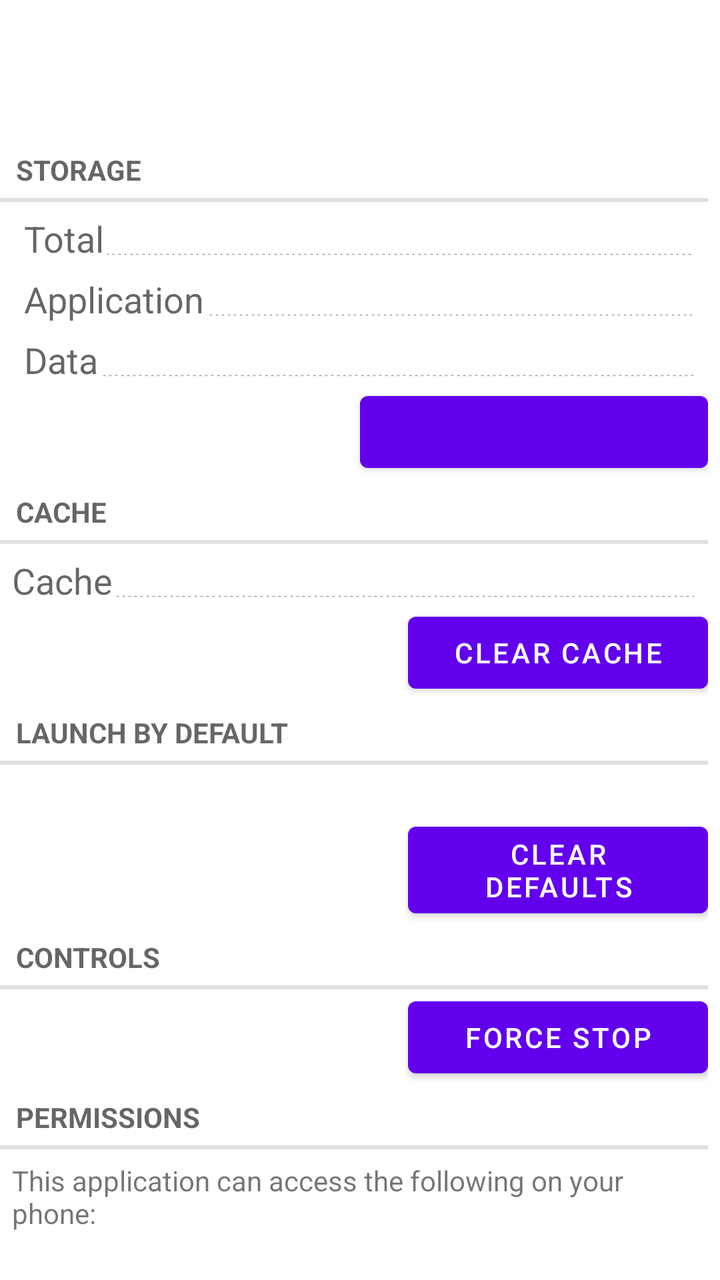
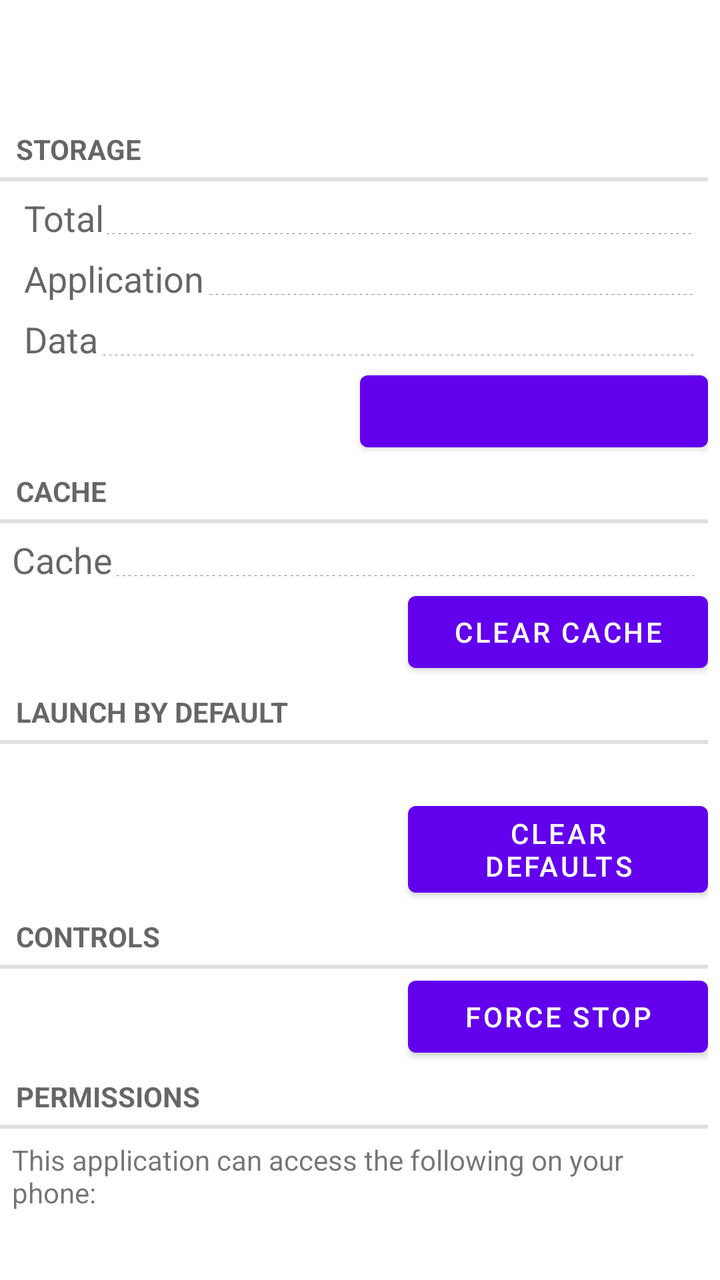

Before-and-after screenshots of an Android layout around one commit, followed by the original layout XML and the change that was made.
<!-- AndroidManifest.xml: fallback theme Theme.MaterialComponents.DayNight.NoActionBar -->
<!-- res/layout/installed_app_details.xml -->
<?xml version="1.0" encoding="utf-8"?>
<ScrollView
    xmlns:android="http://schemas.android.com/apk/res/android"
    android:layout_width="fill_parent"
    android:layout_height="fill_parent">
    <LinearLayout
        android:id="@+id/all_details"
        android:layout_width="fill_parent"
        android:layout_height="fill_parent"
        android:paddingRight="6dip"
        android:paddingTop="5dip"
        android:paddingBottom="5dip"
        android:orientation="vertical">
        <include
            layout="@layout/manage_applications_item"
            android:id="@+id/app_snippet"/>

        <TextView
            style="?android:attr/listSeparatorTextViewStyle"
            android:text="@string/storage_label" />

        <LinearLayout
            android:layout_width="fill_parent"
            android:layout_height="wrap_content"
            android:paddingLeft="6dip"
            android:orientation="vertical">
            <LinearLayout
                android:layout_width="fill_parent"
                android:layout_height="wrap_content"
                android:orientation="horizontal"
                android:baselineAligned="true"
                android:paddingTop="-1dip">
                <TextView
                    android:id="@+id/total_size_prefix"
                    android:text="@string/total_size_label"
                    android:textAppearance="?android:attr/textAppearanceMedium"
                    android:layout_height="wrap_content"
                    android:layout_width="wrap_content"
                    android:maxLines="1"
                    android:paddingTop="6dip"
                    android:paddingLeft="6dip"/>

                <ImageView
                    android:id="@+id/info_size_dots"
                    android:src="@drawable/dotted_line_480px"
                    android:layout_width="0dip"
                    android:layout_weight="1"
                    android:layout_height="1px"
                    android:layout_gravity="bottom"
                    android:layout_marginLeft="1dip"
                    android:layout_marginRight="1dip"
                    android:layout_marginBottom="4dip"
                    android:scaleType="center" />
                <TextView
                    android:id="@+id/total_size_text"
                    android:paddingTop="6dip"
                    android:paddingRight="6dip"
                    android:textAppearance="?android:attr/textAppearanceMedium"
                    android:layout_height="wrap_content"
                    android:layout_width="wrap_content"
                    android:maxLines="1" />

            </LinearLayout>
            <LinearLayout
                android:layout_width="fill_parent"
                android:layout_height="wrap_content"
                android:orientation="horizontal"
                android:baselineAligned="true"
                android:paddingTop="-1dip">
                <TextView
                    android:id="@+id/application_size_prefix"
                    android:text="@string/application_size_label"
                    android:textAppearance="?android:attr/textAppearanceMedium"
                    android:layout_height="wrap_content"
                    android:layout_width="wrap_content"
                    android:maxLines="1"
                    android:paddingTop="6dip"
                    android:paddingLeft="6dip"/>
                <ImageView
                    android:id="@+id/info_size_dots"
                    android:src="@drawable/dotted_line_480px"
                    android:layout_width="0dip"
                    android:layout_weight="1"
                    android:layout_height="1px"
                    android:layout_gravity="bottom"
                    android:layout_marginLeft="1dip"
                    android:layout_marginRight="1dip"
                    android:layout_marginBottom="4dip"
                    android:scaleType="center" />
                <TextView
                    android:id="@+id/application_size_text"
                    android:textAppearance="?android:attr/textAppearanceMedium"
                    android:paddingTop="6dip"
                    android:paddingRight="6dip"
                    android:layout_height="wrap_content"
                    android:layout_width="wrap_content"
                    android:maxLines="1" />

            </LinearLayout>
            <LinearLayout
                android:id="@+id/info_size"
                android:layout_width="fill_parent"
                android:layout_height="wrap_content"
                android:orientation="horizontal"
                android:baselineAligned="true"
                android:paddingTop="-1dip">
                <TextView
                    android:id="@+id/data_size_prefix"
                    android:text="@string/data_size_label"
                    android:textAppearance="?android:attr/textAppearanceMedium"
                    android:layout_height="wrap_content"
                    android:layout_width="wrap_content"
                    android:maxLines="1"
                    android:paddingTop="6dip"
                    android:paddingLeft="6dip"/>
                <ImageView
                    android:id="@+id/info_size_dots"
                    android:src="@drawable/dotted_line_480px"
                    android:layout_width="0dip"
                    android:layout_weight="1"
                    android:layout_height="1px"
                    android:layout_gravity="bottom"
                    android:layout_marginLeft="1dip"
                    android:layout_marginRight="1dip"
                    android:layout_marginBottom="4dip"
                    android:scaleType="center" />
                <TextView
                    android:id="@+id/data_size_text"
                    android:textAppearance="?android:attr/textAppearanceMedium"
                    android:paddingTop="6dip"
                    android:paddingRight="6dip"
                    android:layout_height="wrap_content"
                    android:layout_width="wrap_content"
                    android:maxLines="1" />

            </LinearLayout>
            
            <LinearLayout
                android:layout_width="fill_parent"
                android:layout_height="wrap_content"
                android:gravity="bottom"
                android:orientation="horizontal">
                <Button
                    android:id="@+id/manage_space_button"
                    android:text="@string/manage_space_text"
                    android:visibility="invisible"
                    android:layout_width="150dip"
                    android:paddingLeft="6dip"
                    android:layout_gravity="left"
                    android:layout_weight="0.4"
                    android:layout_height="wrap_content"/>
                
                <View
                    android:id="@+id/buttons_spacer_left"
                    android:layout_width="0dip"
                    android:layout_height="wrap_content"
                    android:layout_weight="0.2"
                    android:visibility="gone" />
 
                <Button
                    android:id="@+id/uninstall_button"
                    android:layout_width="150dip"
                    android:paddingRight="6dip"
                    android:layout_gravity="right"
                    android:layout_weight="0.4"
                    android:layout_height="wrap_content"/>
            </LinearLayout>
        </LinearLayout>

        
        <RelativeLayout
            android:id="@+id/cache_panel"
            android:layout_width="fill_parent"
            android:layout_height="wrap_content" >
            <TextView
                android:id="@+id/cache_header"
                style="?android:attr/listSeparatorTextViewStyle"
                android:text="@string/cache_header_label" />
            <LinearLayout
                android:id="@+id/cache_size"
                android:layout_width="fill_parent"
                android:layout_height="wrap_content"
                android:orientation="horizontal"
                android:baselineAligned="true"
                android:layout_below="@id/cache_header"
                android:paddingTop="-1dip">
                <TextView
                    android:text="@string/cache_size_label"
                    android:layout_height="wrap_content"
                    android:layout_width="wrap_content"
                    android:maxLines="1"
                    android:textAppearance="?android:attr/textAppearanceMedium"
                    android:paddingTop="6dip"
                    android:gravity="center_vertical"
                    android:paddingLeft="6dip"/>
                <ImageView
                    android:src="@drawable/dotted_line_480px"
                    android:layout_width="0dip"
                    android:layout_weight="1"
                    android:layout_height="1px"
                    android:layout_gravity="bottom"
                    android:layout_marginLeft="1dip"
                    android:layout_marginRight="1dip"
                    android:layout_marginBottom="4dip"
                    android:scaleType="center" />
                <TextView
                    android:id="@+id/cache_size_text"
                    android:textAppearance="?android:attr/textAppearanceMedium"
                    android:paddingTop="6dip"
                    android:paddingRight="6dip"
                    android:layout_height="wrap_content"
                    android:layout_width="wrap_content"
                    android:maxLines="1" />
            </LinearLayout>

            <Button android:id="@+id/clear_cache_button"
                android:layout_alignParentRight="true"
                android:layout_below="@id/cache_size"
                android:layout_centerHorizontal="true"
                android:layout_width="150dip"
                android:text="@string/clear_cache_btn_text"
                android:layout_height="wrap_content" />
        </RelativeLayout>

        
        <TextView
            style="?android:attr/listSeparatorTextViewStyle"
            android:text="@string/auto_launch_label" />

        <RelativeLayout 
            android:layout_width="fill_parent"
            android:layout_height="wrap_content"
            android:layout_gravity="center_vertical">
            <TextView android:id="@+id/auto_launch"
                android:textAppearance="?android:attr/textAppearanceSmall"
                android:layout_alignParentLeft="true"
                android:layout_width="fill_parent"
                android:layout_height="wrap_content"
                android:paddingTop="6dip"
                android:paddingRight="6dip"
                android:paddingLeft="6dip" />
            <Button android:id="@+id/clear_activities_button"
                android:layout_alignParentRight="true"
                android:layout_below="@id/auto_launch"
                android:layout_centerHorizontal="true"
                android:layout_width="150dip"
                android:text="@string/clear_activities"
                 android:layout_height="wrap_content" />
        </RelativeLayout>

        
        <TextView
            style="?android:attr/listSeparatorTextViewStyle"
            android:text="@string/controls_label" />

        <RelativeLayout
            android:layout_width="fill_parent"
            android:layout_height="wrap_content"
            android:layout_gravity="center_vertical">
            <Button android:id="@+id/force_stop_button"
                android:layout_alignParentRight="true"
                android:layout_alignParentTop="true"
                android:layout_centerHorizontal="true"
                android:layout_width="150dip"
                android:text="@string/force_stop"
                android:layout_height="wrap_content" />
        </RelativeLayout>

        
        <LinearLayout
            android:id="@+id/permissions_section"
            android:layout_width="fill_parent"
            android:layout_height="fill_parent"
            android:orientation="vertical">
            <TextView
                style="?android:attr/listSeparatorTextViewStyle"
                android:text="@string/permissions_label" />
            <TextView
                android:text="@string/security_settings_desc"
                android:textAppearance="?android:attr/textAppearanceSmall"
                android:paddingTop="6dip"
                android:paddingLeft="6dip"
                android:paddingBottom="6dip"
                android:layout_width="fill_parent"
                android:layout_height="wrap_content" />
            <LinearLayout
                android:id="@+id/security_settings_list"
                android:layout_width="fill_parent"
                android:layout_height="fill_parent"
                android:orientation="vertical"/>
        </LinearLayout>
    </LinearLayout>
</ScrollView>
<!-- res/layout/manage_applications_item.xml (included above) -->
<?xml version="1.0" encoding="utf-8"?>
<LinearLayout xmlns:android="http://schemas.android.com/apk/res/android"
    android:layout_width="fill_parent"
    android:layout_height="wrap_content"
    android:minHeight="?android:attr/listPreferredItemHeight"
    android:orientation="horizontal"
    android:paddingRight="6dip"
    android:paddingLeft="6dip"
    android:paddingTop="5dip"
    android:paddingBottom="5dip"
    android:gravity="center_vertical" >

    <ImageView android:id="@+id/app_icon"
        android:layout_width="@android:dimen/app_icon_size"
        android:layout_height="@android:dimen/app_icon_size"
        android:layout_marginLeft="5dip"
        android:layout_marginRight="11dip"
        android:layout_gravity="center_vertical"
        android:scaleType="fitCenter"/>

    <LinearLayout
        android:orientation="vertical"
        android:layout_width="fill_parent"
        android:layout_height="wrap_content" >
        <TextView android:id="@+id/app_name"
            android:layout_width="wrap_content"
            android:layout_height="wrap_content"
            android:textAppearance="?android:attr/textAppearanceMedium"
            android:textStyle="bold"
            android:singleLine="true"
            android:ellipsize="marquee"
            android:layout_marginBottom="2dip" />
        <TextView android:id="@+id/app_size"
            android:layout_marginTop="-4dip"
            android:layout_gravity="center_vertical"
            android:layout_width="wrap_content"
            android:layout_height="wrap_content"
            android:textAppearance="?android:attr/textAppearanceSmall" />
    </LinearLayout>
</LinearLayout>
<!-- resources referenced by this layout -->
<resources>
  <!-- drawable dotted_line_480px: png bitmap (drawable, 129 bytes) -->
  <string name="application_size_label">Application</string>
  <string name="auto_launch_label">Launch by default</string>
  <string name="cache_header_label">Cache</string>
  <string name="cache_size_label">Cache</string>
  <string name="clear_activities">Clear defaults</string>
  <string name="clear_cache_btn_text">Clear cache</string>
  <string name="controls_label">Controls</string>
  <string name="data_size_label">Data</string>
  <string name="force_stop">Force stop</string>
  <string name="manage_space_text">Manage space</string>
  <string name="permissions_label">Permissions</string>
  <string name="security_settings_desc">This application can access the following on your phone:</string>
  <string name="storage_label">Storage</string>
  <string name="total_size_label">Total</string>
</resources>

<!-- the commit's change to res/layout/installed_app_details.xml (unified diff, before → after) -->
@@ -11,9 +11,51 @@
         android:paddingTop="5dip"
         android:paddingBottom="5dip"
         android:orientation="vertical">
-        <include
-            layout="@layout/manage_applications_item"
-            android:id="@+id/app_snippet"/>
+
+        
+        <RelativeLayout
+            android:layout_width="fill_parent"
+            android:layout_height="wrap_content"
+            android:layout_gravity="center_vertical">
+
+            <LinearLayout
+                android:orientation="vertical"
+                android:layout_alignParentLeft="true"
+                android:layout_width="fill_parent"
+                android:layout_height="wrap_content"
+                android:paddingTop="6dip"
+                android:paddingBottom="6dip"
+                android:paddingRight="6dip"
+                android:paddingLeft="6dip" >
+                
+                <TextView android:id="@+id/app_name"
+                    android:layout_width="wrap_content"
+                    android:layout_height="wrap_content"
+                    android:textAppearance="?android:attr/textAppearanceMedium"
+                    android:textStyle="bold"
+                    android:singleLine="true"
+                    android:ellipsize="marquee"
+                    android:layout_marginBottom="2dip" />
+                
+                <TextView android:id="@+id/app_version"
+                    android:layout_marginTop="-4dip"
+                    android:layout_gravity="center_vertical"
+                    android:layout_width="wrap_content"
+                    android:layout_height="wrap_content"
+                    android:textAppearance="?android:attr/textAppearanceSmall" />
+            </LinearLayout>
+
+            
+            <ImageView android:id="@+id/app_icon"
+                android:layout_width="@android:dimen/app_icon_size"
+                android:layout_height="@android:dimen/app_icon_size"
+                android:layout_alignParentRight="true"
+                android:paddingTop="6dip"
+                android:paddingBottom="6dip"
+                android:paddingRight="6dip"
+                android:scaleType="fitCenter" />
+        </RelativeLayout>
+
 
         <TextView
             style="?android:attr/listSeparatorTextViewStyle"
@@ -291,44 +333,3 @@
         </LinearLayout>
     </LinearLayout>
 </ScrollView>
-<!-- res/layout/manage_applications_item.xml (included above) -->
-<?xml version="1.0" encoding="utf-8"?>
-<LinearLayout xmlns:android="http://schemas.android.com/apk/res/android"
-    android:layout_width="fill_parent"
-    android:layout_height="wrap_content"
-    android:minHeight="?android:attr/listPreferredItemHeight"
-    android:orientation="horizontal"
-    android:paddingRight="6dip"
-    android:paddingLeft="6dip"
-    android:paddingTop="5dip"
-    android:paddingBottom="5dip"
-    android:gravity="center_vertical" >
-
-    <ImageView android:id="@+id/app_icon"
-        android:layout_width="@android:dimen/app_icon_size"
-        android:layout_height="@android:dimen/app_icon_size"
-        android:layout_marginLeft="5dip"
-        android:layout_marginRight="11dip"
-        android:layout_gravity="center_vertical"
-        android:scaleType="fitCenter"/>
-
-    <LinearLayout
-        android:orientation="vertical"
-        android:layout_width="fill_parent"
-        android:layout_height="wrap_content" >
-        <TextView android:id="@+id/app_name"
-            android:layout_width="wrap_content"
-            android:layout_height="wrap_content"
-            android:textAppearance="?android:attr/textAppearanceMedium"
-            android:textStyle="bold"
-            android:singleLine="true"
-            android:ellipsize="marquee"
-            android:layout_marginBottom="2dip" />
-        <TextView android:id="@+id/app_size"
-            android:layout_marginTop="-4dip"
-            android:layout_gravity="center_vertical"
-            android:layout_width="wrap_content"
-            android:layout_height="wrap_content"
-            android:textAppearance="?android:attr/textAppearanceSmall" />
-    </LinearLayout>
-</LinearLayout>
